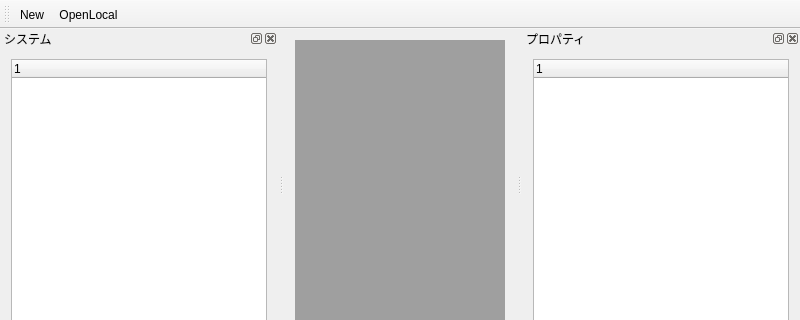
Above: mainwindow.ui from takahikok/ARPISTA before the change; both pictures show x 0 to 800 and y 0 to 320 of the 800 by 600 pixel window. Below: the same form after it.
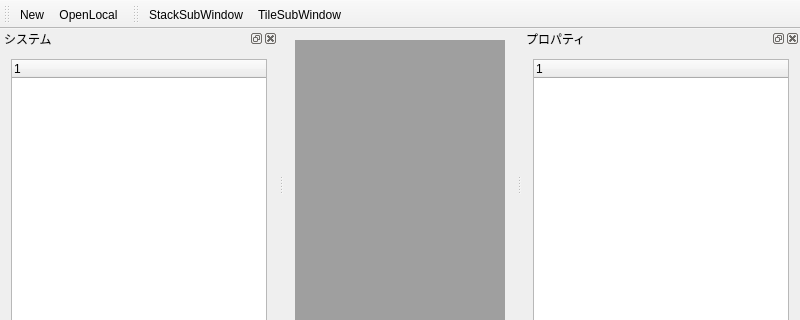
That is the form after the change. Icons and pictures are not drawn.

Commit message: tile MDI sub window, qwt test

Diff of the .ui file:
```diff
--- a/mainwindow.ui
+++ b/mainwindow.ui
@@ -114,6 +114,19 @@
     </layout>
    </widget>
   </widget>
+  <widget class="QToolBar" name="toolBar">
+   <property name="windowTitle">
+    <string>toolBar</string>
+   </property>
+   <attribute name="toolBarArea">
+    <enum>TopToolBarArea</enum>
+   </attribute>
+   <attribute name="toolBarBreak">
+    <bool>false</bool>
+   </attribute>
+   <addaction name="actionStackSubWindow"/>
+   <addaction name="actionTileSubWindow"/>
+  </widget>
   <action name="action_New">
    <property name="icon">
     <iconset resource="fatcow.qrc">
@@ -135,6 +148,24 @@
     <string>&amp;OpenLocal</string>
    </property>
   </action>
+  <action name="actionStackSubWindow">
+   <property name="icon">
+    <iconset resource="fatcow.qrc">
+     <normaloff>:/icon/fc32/application_cascade.png</normaloff>:/icon/fc32/application_cascade.png</iconset>
+   </property>
+   <property name="text">
+    <string>StackSubWindow</string>
+   </property>
+  </action>
+  <action name="actionTileSubWindow">
+   <property name="icon">
+    <iconset resource="fatcow.qrc">
+     <normaloff>:/icon/fc32/application_tile_vertical.png</normaloff>:/icon/fc32/application_tile_vertical.png</iconset>
+   </property>
+   <property name="text">
+    <string>TileSubWindow</string>
+   </property>
+  </action>
  </widget>
  <layoutdefault spacing="6" margin="11"/>
  <resources>
```
Left out of the diff: 32 changed lines with no effect on the pictures. The commit also changes 6 other files.
